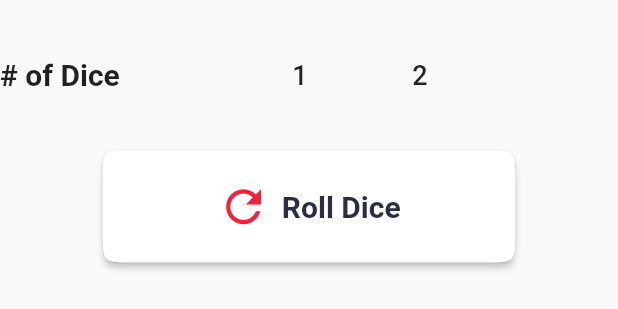
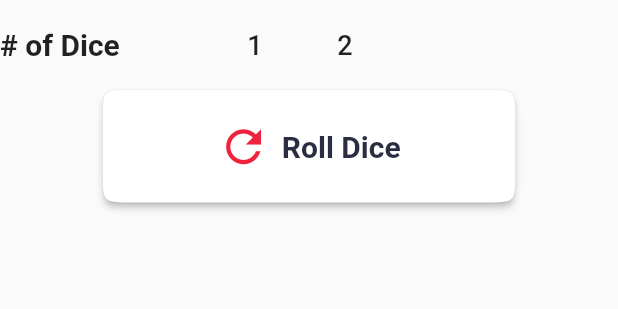
Before and after one commit to paxcodes/dicery_app, a Flutter app: the DiceForm widget shown alone on an empty page, opened directly, on a phone screen of 412 x 824 dp. Shown: the top 309 px of the screen. Run offline on Flutter 3.47's test engine with Material 2 defaults, Android fonts, the phone set to English and light mode, and no system bars; our stand-ins replace animated_text_kit; missing offline and left inert: timeago_flutter.

Commit message:
:lipstick: Adjust height and width

```diff
--- a/lib/components/dice_form.dart
+++ b/lib/components/dice_form.dart
@@ -34,6 +34,7 @@ class _DiceFormState extends State<DiceForm> {
               initialValue: _diceCt,
               minValue: widget.minDice,
               maxValue: widget.maxDice,
+              listViewHeight: 60,
               itemStyle: themeData.textTheme.bodyText1,
               selectedStyle: themeData.textTheme.headline5.copyWith(
                 color: themeData.accentColor,
@@ -44,7 +45,7 @@ class _DiceFormState extends State<DiceForm> {
                   _diceCt = number;
                 });
               },
-              itemExtent: 80,
+              itemExtent: 60,
             ),
           ],
         ),
--- a/lib/components/number_picker.dart
+++ b/lib/components/number_picker.dart
@@ -7,8 +7,7 @@ class NumberPicker extends StatelessWidget {
   final int selectedIntValue;
   final int minValue;
   final int maxValue;
-  final double listViewWidth;
-  final double listViewHeight = kDefaultListViewCrossAxisSize;
+  final double listViewHeight;
   final double itemExtent;
   final int step;
   final Axis scrollDirection = Axis.horizontal;
@@ -17,6 +16,7 @@ class NumberPicker extends StatelessWidget {
   final ScrollController intScrollController;
   final Function onChanged;
   final int integerItemCount;
+  final int visibleItemCount;
   final TextStyle itemStyle;
   final TextStyle selectedStyle;
 
@@ -29,11 +29,12 @@ class NumberPicker extends StatelessWidget {
     this.step = 1,
     this.itemStyle,
     this.selectedStyle,
+    this.listViewHeight = kDefaultListViewCrossAxisSize,
+    this.visibleItemCount = 3,
   })  : selectedIntValue = initialValue,
         intScrollController = ScrollController(
           initialScrollOffset: (initialValue - minValue) ~/ step * itemExtent,
         ),
-        listViewWidth = 3 * itemExtent,
         integerItemCount = (maxValue - minValue) ~/ step + 1;
 
   bool _onScrollNotification(ScrollNotification notification) {
@@ -56,7 +57,7 @@ class NumberPicker extends StatelessWidget {
       onNotification: _onScrollNotification,
       child: Container(
         height: listViewHeight,
-        width: listViewWidth,
+        width: visibleItemCount * itemExtent,
         child: Stack(
           children: [
             ListView.builder(
```
